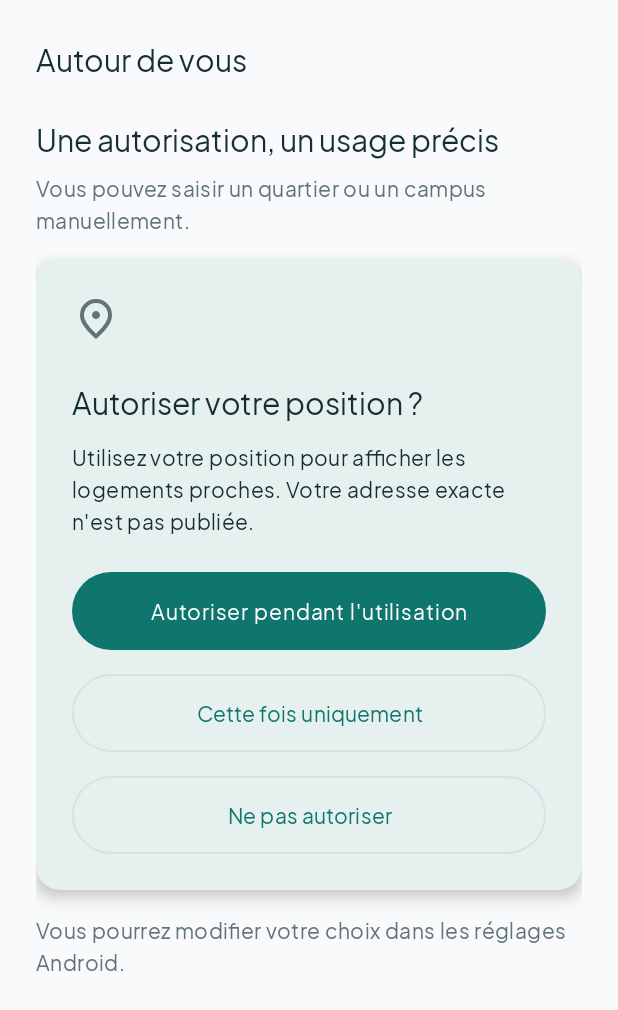
After one commit to fatimazohraaalilouch-dev/Student-Home-Sharing, an Android app: the LocationPermissionFragment screen opened through its navigation route, on a phone screen of 412 x 824 dp. The commit adds this screen. Shown: the top 1010 px of the screen. Run offline under Robolectric (Android 15) with nearby library versions, the phone set to English and light mode, and no system bars; our stand-ins replace Dagger/Hilt's generated code.

Commit message:
feat(S1-11): add camera, gallery and location permission screens

```diff
--- /dev/null
+++ b/android/app/src/main/java/ma/shs/app/ui/system/LocationPermissionFragment.kt
@@ -0,0 +1,31 @@
+package ma.shs.app.ui.system
+
+import android.os.Bundle
+import android.view.View
+import androidx.fragment.app.Fragment
+import androidx.navigation.fragment.NavHostFragment
+import ma.shs.app.R
+import ma.shs.app.databinding.FragmentPermLocationBinding
+
+class LocationPermissionFragment : Fragment(R.layout.fragment_perm_location) {
+
+    private var _binding: FragmentPermLocationBinding? = null
+    private val binding get() = _binding!!
+
+    override fun onViewCreated(view: View, savedInstanceState: Bundle?) {
+        _binding = FragmentPermLocationBinding.bind(view)
+        binding.btnAllow.setOnClickListener { answer(PermissionResult.ALLOW) }
+        binding.btnOnce.setOnClickListener { answer(PermissionResult.ALLOW_ONCE) }
+        binding.btnDeny.setOnClickListener { answer(PermissionResult.DENY) }
+    }
+
+    private fun answer(choice: String) {
+        PermissionResult.send(this, PermissionResult.LOCATION, choice)
+        NavHostFragment.findNavController(this).popBackStack()
+    }
+
+    override fun onDestroyView() {
+        _binding = null
+        super.onDestroyView()
+    }
+}
--- /dev/null
+++ b/android/app/src/main/res/drawable/ic_perm_location.xml
@@ -0,0 +1,20 @@
+<!--
+  ~ Copyright (C) 2026 The Android Open Source Project
+  ~
+  ~ Licensed under the Apache License, Version 2.0 (the "License");
+  ~ you may not use this file except in compliance with the License.
+  ~ You may obtain a copy of the License at
+  ~
+  ~      http://www.apache.org/licenses/LICENSE-2.0
+  ~
+  ~ Unless required by applicable law or agreed to in writing, software
+  ~ distributed under the License is distributed on an "AS IS" BASIS,
+  ~ WITHOUT WARRANTIES OR CONDITIONS OF ANY KIND, either express or implied.
+  ~ See the License for the specific language governing permissions and
+  ~ limitations under the License.
+  -->
+<vector xmlns:android="http://schemas.android.com/apk/res/android" android:height="24dp" android:tint="#000000" android:viewportHeight="960" android:viewportWidth="960" android:width="24dp">
+
+    <path android:fillColor="@android:color/white" android:pathData="M536.5,456.5Q560,433 560,400Q560,367 536.5,343.5Q513,320 480,320Q447,320 423.5,343.5Q400,367 400,400Q400,433 423.5,456.5Q447,480 480,480Q513,480 536.5,456.5ZM480,774Q602,662 661,570.5Q720,479 720,408Q720,299 650.5,229.5Q581,160 480,160Q379,160 309.5,229.5Q240,299 240,408Q240,479 299,570.5Q358,662 480,774ZM480,880Q319,743 239.5,625.5Q160,508 160,408Q160,258 256.5,169Q353,80 480,80Q607,80 703.5,169Q800,258 800,408Q800,508 720.5,625.5Q641,743 480,880ZM480,400Q480,400 480,400Q480,400 480,400Q480,400 480,400Q480,400 480,400Q480,400 480,400Q480,400 480,400Q480,400 480,400Q480,400 480,400Z"/>
+
+</vector>
--- /dev/null
+++ b/android/app/src/main/res/layout/fragment_perm_location.xml
@@ -0,0 +1,104 @@
+<?xml version="1.0" encoding="utf-8"?>
+<ScrollView xmlns:android="http://schemas.android.com/apk/res/android"
+    xmlns:app="http://schemas.android.com/apk/res-auto"
+    android:layout_width="match_parent"
+    android:layout_height="match_parent"
+    android:background="@color/shs_background"
+    android:fillViewport="true">
+
+    <LinearLayout
+        android:layout_width="match_parent"
+        android:layout_height="wrap_content"
+        android:orientation="vertical"
+        android:padding="@dimen/screen_margin">
+
+        <TextView
+            android:layout_width="wrap_content"
+            android:layout_height="wrap_content"
+            android:text="@string/perm_bar_around"
+            android:textAppearance="@style/TextAppearance.Shs.SectionTitle" />
+
+        <TextView
+            android:layout_width="match_parent"
+            android:layout_height="wrap_content"
+            android:layout_marginTop="@dimen/space_24"
+            android:accessibilityHeading="true"
+            android:text="@string/perm_headline"
+            android:textAppearance="@style/TextAppearance.Shs.SectionTitle" />
+
+        <TextView
+            android:layout_width="match_parent"
+            android:layout_height="wrap_content"
+            android:layout_marginTop="@dimen/space_8"
+            android:text="@string/perm_location_hint"
+            android:textAppearance="@style/TextAppearance.Shs.Body"
+            android:textColor="@color/shs_on_surface_variant" />
+
+        <com.google.android.material.card.MaterialCardView
+            style="@style/Widget.Shs.Card"
+            android:layout_width="match_parent"
+            android:layout_height="wrap_content"
+            android:layout_marginTop="@dimen/space_16">
+
+            <LinearLayout
+                android:layout_width="match_parent"
+                android:layout_height="wrap_content"
+                android:orientation="vertical"
+                android:padding="@dimen/space_24">
+
+                <ImageView
+                    android:layout_width="@dimen/perm_icon_size"
+                    android:layout_height="@dimen/perm_icon_size"
+                    android:importantForAccessibility="no"
+                    android:src="@drawable/ic_perm_location"
+                    app:tint="@color/shs_on_surface_variant" />
+
+                <TextView
+                    android:layout_width="match_parent"
+                    android:layout_height="wrap_content"
+                    android:layout_marginTop="@dimen/space_24"
+                    android:text="@string/perm_location_title"
+                    android:textAppearance="@style/TextAppearance.Shs.SectionTitle" />
+
+                <TextView
+                    android:layout_width="match_parent"
+                    android:layout_height="wrap_content"
+                    android:layout_marginTop="@dimen/space_12"
+                    android:text="@string/perm_location_body"
+                    android:textAppearance="@style/TextAppearance.Shs.Body" />
+
+                <com.google.android.material.button.MaterialButton
+                    android:id="@+id/btnAllow"
+                    style="@style/Widget.Shs.Button.Primary"
+                    android:layout_width="match_parent"
+                    android:layout_height="wrap_content"
+                    android:layout_marginTop="@dimen/space_24"
+                    android:text="@string/perm_location_allow" />
+
+                <com.google.android.material.button.MaterialButton
+                    android:id="@+id/btnOnce"
+                    style="@style/Widget.Shs.Button.Outlined"
+                    android:layout_width="match_parent"
+                    android:layout_height="wrap_content"
+                    android:layout_marginTop="@dimen/space_16"
+                    android:text="@string/perm_location_once" />
+
+                <com.google.android.material.button.MaterialButton
+                    android:id="@+id/btnDeny"
+                    style="@style/Widget.Shs.Button.Outlined"
+                    android:layout_width="match_parent"
+                    android:layout_height="wrap_content"
+                    android:layout_marginTop="@dimen/space_16"
+                    android:text="@string/perm_deny" />
+            </LinearLayout>
+        </com.google.android.material.card.MaterialCardView>
+
+        <TextView
+            android:layout_width="match_parent"
+            android:layout_height="wrap_content"
+            android:layout_marginTop="@dimen/space_16"
+            android:text="@string/perm_footer"
+            android:textAppearance="@style/TextAppearance.Shs.Body"
+            android:textColor="@color/shs_on_surface_variant" />
+    </LinearLayout>
+</ScrollView>
--- a/android/app/src/main/res/navigation/nav_common.xml
+++ b/android/app/src/main/res/navigation/nav_common.xml
@@ -17,12 +17,24 @@
 
     <fragment
         android:id="@+id/stateServerError"
-        android:name="ma.shs.app.ui.system.`ServerErrorFragment.kt`"
+        android:name="ma.shs.app.ui.system.ServerErrorFragment"
         tools:layout="@layout/fragment_state_server_error" />
     <fragment
         android:id="@+id/stateSessionExpired"
-        android:name="ma.shs.app.ui.system.`SessionExpiredFragment.kt`"
+        android:name="ma.shs.app.ui.system.SessionExpiredFragment"
         tools:layout="@layout/fragment_state_session_expired" />
 
+    <fragment
+        android:id="@+id/permCamera"
+        android:name="ma.shs.app.ui.system.CameraPermissionFragment"
+        tools:layout="@layout/fragment_perm_camera" />
+    <fragment
+        android:id="@+id/permGallery"
+        android:name="ma.shs.app.ui.system.GalleryPermissionFragment"
+        tools:layout="@layout/fragment_perm_gallery" />
+    <fragment
+        android:id="@+id/permLocation"
+        android:name="ma.shs.app.ui.system.LocationPermissionFragment"
+        tools:layout="@layout/fragment_perm_location" />
 
 </navigation>
--- a/android/app/src/main/res/values/dimens_system.xml
+++ b/android/app/src/main/res/values/dimens_system.xml
@@ -3,4 +3,6 @@
 <resources>
     <dimen name="state_icon_size">40dp</dimen>
     <dimen name="state_content_top">112dp</dimen>
+    <dimen name="perm_icon_size">32dp</dimen>
+
 </resources>
--- a/android/app/src/main/res/values/strings_system.xml
+++ b/android/app/src/main/res/values/strings_system.xml
@@ -14,4 +14,27 @@
     <string name="state_session_expired_body">Pour protéger vos données, connectez-vous à nouveau. Vos favoris et vos réservations restent liés à votre compte.</string>
     <string name="state_session_expired_login">Se reconnecter</string>
     <string name="state_session_expired_explore">Explorer sans compte</string>
+
+    <string name="perm_bar_profile_photo">Photo de profil</string>
+    <string name="perm_bar_around">Autour de vous</string>
+    <string name="perm_headline">Une autorisation, un usage précis</string>
+    <string name="perm_deny">Ne pas autoriser</string>
+    <string name="perm_footer">Vous pourrez modifier votre choix dans les réglages Android.</string>
+
+    <string name="perm_camera_hint">Vous pourrez choisir une photo depuis la galerie.</string>
+    <string name="perm_camera_title">Autoriser l\'accès à la caméra ?</string>
+    <string name="perm_camera_body">Student Home Sharing souhaite utiliser la caméra pour prendre votre photo de profil ou photographier un document.</string>
+    <string name="perm_camera_allow">Lorsque l\'application est utilisée</string>
+
+    <string name="perm_gallery_hint">Vous pouvez continuer sans ajouter de photo.</string>
+    <string name="perm_gallery_title">Choisir des photos à partager</string>
+    <string name="perm_gallery_body">Autorisez uniquement les photos que vous sélectionnez. Le reste de votre galerie reste privé.</string>
+    <string name="perm_gallery_allow">Sélectionner des photos</string>
+
+    <string name="perm_location_hint">Vous pouvez saisir un quartier ou un campus manuellement.</string>
+    <string name="perm_location_title">Autoriser votre position ?</string>
+    <string name="perm_location_body">Utilisez votre position pour afficher les logements proches. Votre adresse exacte n\'est pas publiée.</string>
+    <string name="perm_location_allow">Autoriser pendant l\'utilisation</string>
+    <string name="perm_location_once">Cette fois uniquement</string>
+
 </resources>
```
Also changed, not shown: android/app/src/main/java/ma/shs/app/ui/system/CameraPermissionFragment.kt (added, +30 -0 lines), android/app/src/main/java/ma/shs/app/ui/system/GalleryPermissionFragment.kt (added, +30 -0 lines), android/app/src/main/java/ma/shs/app/ui/system/PermissionResult.kt (added, +29 -0 lines), android/app/src/main/res/drawable/ic_perm_camera.xml (added, +20 -0 lines), android/app/src/main/res/drawable/ic_perm_gallery.xml (added, +20 -0 lines), android/app/src/main/res/layout/fragment_perm_camera.xml (added, +96 -0 lines), android/app/src/main/res/layout/fragment_perm_gallery.xml (added, +96 -0 lines).
